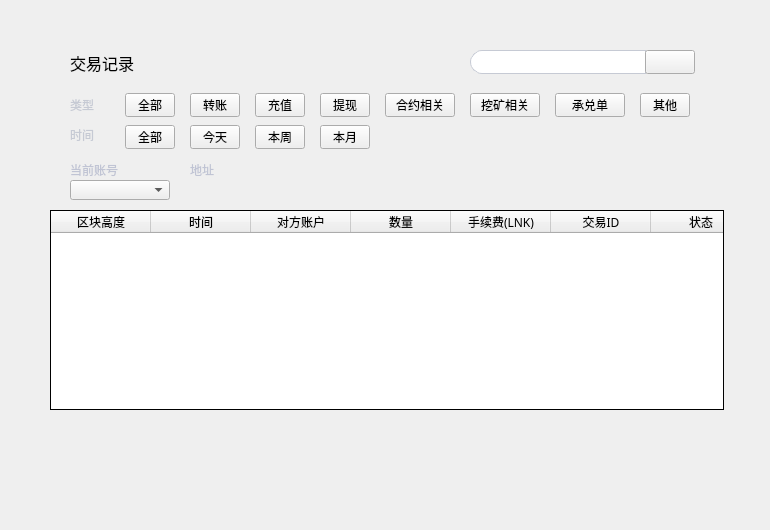
Above: alltransactionwidget.ui from HcashOrg/hx-indicator before the change. Below: the same form after it.
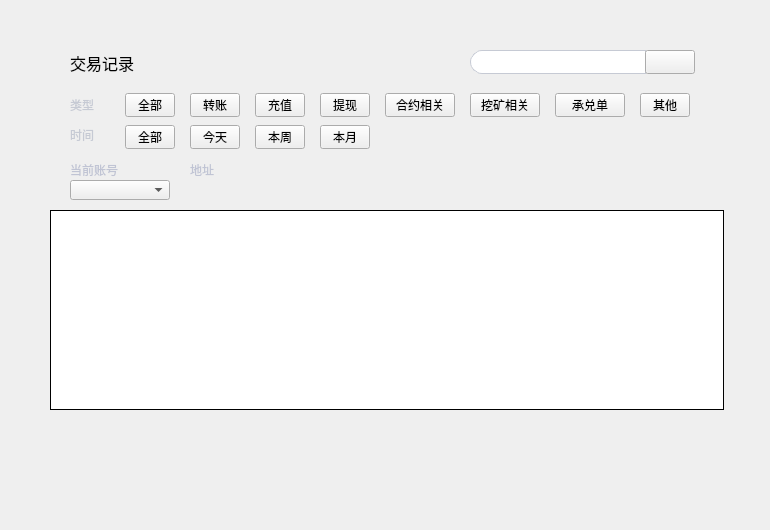
That is the form after the change. Icons and pictures are not drawn.

```diff
--- a/alltransactionwidget.ui
+++ b/alltransactionwidget.ui
@@ -410,7 +410,7 @@
     <enum>Qt::SolidLine</enum>
    </property>
    <attribute name="horizontalHeaderVisible">
-    <bool>true</bool>
+    <bool>false</bool>
    </attribute>
    <attribute name="horizontalHeaderCascadingSectionResizes">
     <bool>false</bool>
```
Left out of the diff: 3 changed lines with no effect on the pictures.
